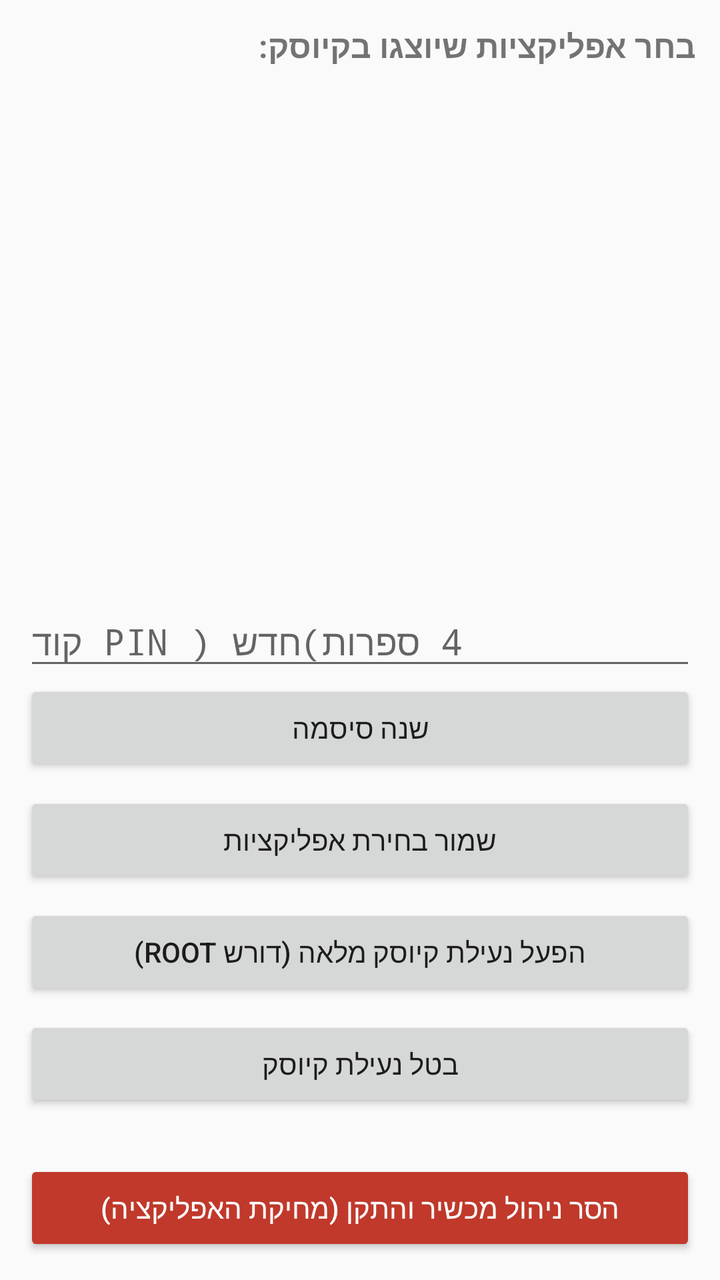
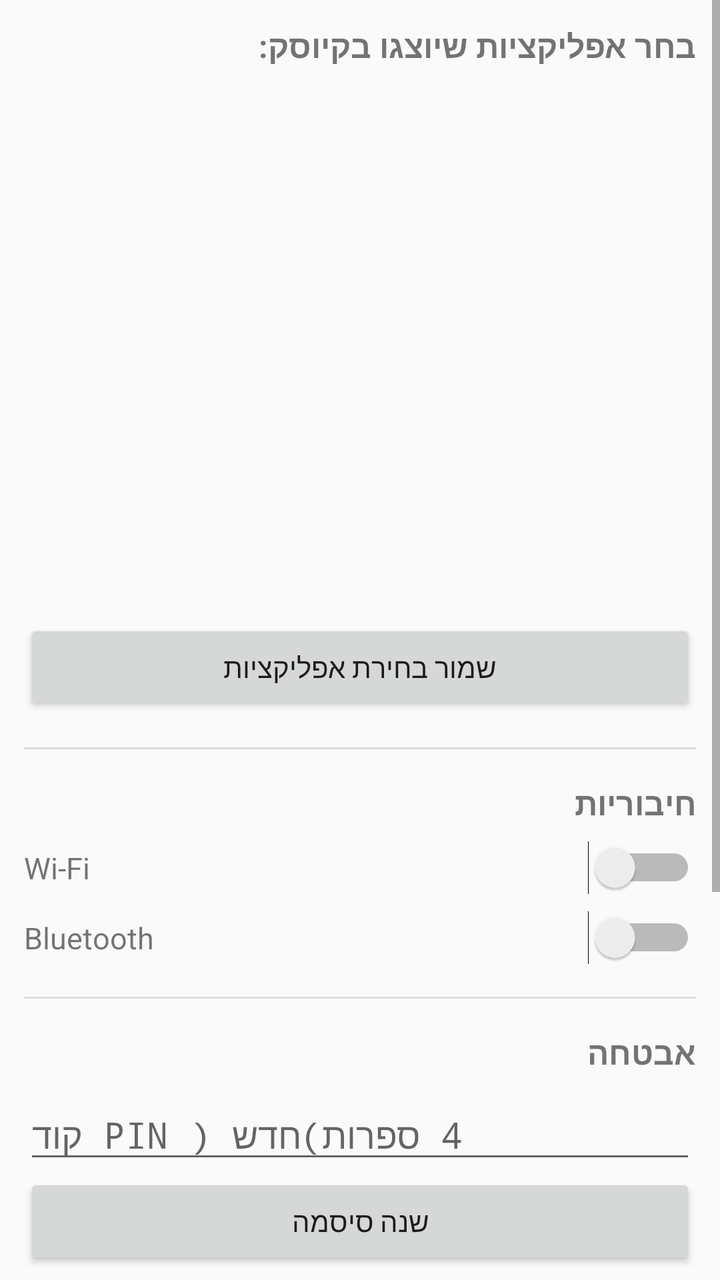

An Android layout rendered at two revisions. The XML below is the earlier revision; the diff shows what the commit changed to produce the second picture.
<!-- AndroidManifest.xml: application theme Theme.AppCompat.Light -->
<!-- res/layout/activity_settings.xml -->
<?xml version="1.0" encoding="utf-8"?>
<LinearLayout xmlns:android="http://schemas.android.com/apk/res/android"
    android:layout_width="match_parent"
    android:layout_height="match_parent"
    android:orientation="vertical"
    android:padding="12dp">

    <TextView
        android:layout_width="match_parent"
        android:layout_height="wrap_content"
        android:text="בחר אפליקציות שיוצגו בקיוסק:"
        android:textSize="16sp"
        android:textStyle="bold"
        android:layout_marginBottom="8dp" />

    <androidx.recyclerview.widget.RecyclerView
        android:id="@+id/settingsAppsRecyclerView"
        android:layout_width="match_parent"
        android:layout_height="0dp"
        android:layout_weight="1" />

    <EditText
        android:id="@+id/newPinField"
        android:layout_width="match_parent"
        android:layout_height="wrap_content"
        android:hint="קוד PIN חדש (4 ספרות)"
        android:inputType="numberPassword"
        android:layout_marginTop="8dp" />

    <Button
        android:id="@+id/changePinButton"
        android:layout_width="match_parent"
        android:layout_height="wrap_content"
        android:text="שנה סיסמה" />

    <Button
        android:id="@+id/saveAppsButton"
        android:layout_width="match_parent"
        android:layout_height="wrap_content"
        android:layout_marginTop="8dp"
        android:text="שמור בחירת אפליקציות" />

    <Button
        android:id="@+id/enableLockButton"
        android:layout_width="match_parent"
        android:layout_height="wrap_content"
        android:layout_marginTop="8dp"
        android:text="הפעל נעילת קיוסק מלאה (דורש root)" />

    <Button
        android:id="@+id/disableLockButton"
        android:layout_width="match_parent"
        android:layout_height="wrap_content"
        android:layout_marginTop="8dp"
        android:text="בטל נעילת קיוסק" />

    <Button
        android:id="@+id/removeAdminButton"
        android:layout_width="match_parent"
        android:layout_height="wrap_content"
        android:layout_marginTop="24dp"
        android:backgroundTint="#C0392B"
        android:textColor="#FFFFFF"
        android:text="הסר ניהול מכשיר והתקן (מחיקת האפליקציה)" />

</LinearLayout>
<!-- resources referenced by this layout -->
<resources>

</resources>

<!-- the commit's change to res/layout/activity_settings.xml (unified diff, before → after) -->
@@ -1,66 +1,149 @@
 <?xml version="1.0" encoding="utf-8"?>
-<LinearLayout xmlns:android="http://schemas.android.com/apk/res/android"
+<ScrollView xmlns:android="http://schemas.android.com/apk/res/android"
     android:layout_width="match_parent"
-    android:layout_height="match_parent"
-    android:orientation="vertical"
-    android:padding="12dp">
+    android:layout_height="match_parent">
 
-    <TextView
+    <LinearLayout
         android:layout_width="match_parent"
         android:layout_height="wrap_content"
-        android:text="בחר אפליקציות שיוצגו בקיוסק:"
-        android:textSize="16sp"
-        android:textStyle="bold"
-        android:layout_marginBottom="8dp" />
+        android:orientation="vertical"
+        android:padding="12dp">
 
-    <androidx.recyclerview.widget.RecyclerView
-        android:id="@+id/settingsAppsRecyclerView"
-        android:layout_width="match_parent"
-        android:layout_height="0dp"
-        android:layout_weight="1" />
+        <TextView
+            android:layout_width="match_parent"
+            android:layout_height="wrap_content"
+            android:text="בחר אפליקציות שיוצגו בקיוסק:"
+            android:textSize="16sp"
+            android:textStyle="bold"
+            android:layout_marginBottom="8dp" />
 
-    <EditText
-        android:id="@+id/newPinField"
-        android:layout_width="match_parent"
-        android:layout_height="wrap_content"
-        android:hint="קוד PIN חדש (4 ספרות)"
-        android:inputType="numberPassword"
-        android:layout_marginTop="8dp" />
+        <androidx.recyclerview.widget.RecyclerView
+            android:id="@+id/settingsAppsRecyclerView"
+            android:layout_width="match_parent"
+            android:layout_height="260dp" />
 
-    <Button
-        android:id="@+id/changePinButton"
-        android:layout_width="match_parent"
-        android:layout_height="wrap_content"
-        android:text="שנה סיסמה" />
+        <Button
+            android:id="@+id/saveAppsButton"
+            android:layout_width="match_parent"
+            android:layout_height="wrap_content"
+            android:layout_marginTop="8dp"
+            android:text="שמור בחירת אפליקציות" />
 
-    <Button
-        android:id="@+id/saveAppsButton"
-        android:layout_width="match_parent"
-        android:layout_height="wrap_content"
-        android:layout_marginTop="8dp"
-        android:text="שמור בחירת אפליקציות" />
+        <View
+            android:layout_width="match_parent"
+            android:layout_height="1dp"
+            android:layout_marginTop="16dp"
+            android:background="#DDDDDD" />
 
-    <Button
-        android:id="@+id/enableLockButton"
-        android:layout_width="match_parent"
-        android:layout_height="wrap_content"
-        android:layout_marginTop="8dp"
-        android:text="הפעל נעילת קיוסק מלאה (דורש root)" />
+        <TextView
+            android:layout_width="match_parent"
+            android:layout_height="wrap_content"
+            android:layout_marginTop="16dp"
+            android:text="חיבוריות"
+            android:textSize="16sp"
+            android:textStyle="bold" />
 
-    <Button
-        android:id="@+id/disableLockButton"
-        android:layout_width="match_parent"
-        android:layout_height="wrap_content"
-        android:layout_marginTop="8dp"
-        android:text="בטל נעילת קיוסק" />
+        <LinearLayout
+            android:layout_width="match_parent"
+            android:layout_height="wrap_content"
+            android:orientation="horizontal"
+            android:gravity="center_vertical"
+            android:paddingTop="8dp">
 
-    <Button
-        android:id="@+id/removeAdminButton"
-        android:layout_width="match_parent"
-        android:layout_height="wrap_content"
-        android:layout_marginTop="24dp"
-        android:backgroundTint="#C0392B"
-        android:textColor="#FFFFFF"
-        android:text="הסר ניהול מכשיר והתקן (מחיקת האפליקציה)" />
+            <TextView
+                android:layout_width="0dp"
+                android:layout_height="wrap_content"
+                android:layout_weight="1"
+                android:text="Wi-Fi"
+                android:textSize="15sp" />
 
-</LinearLayout>
+            <Switch
+                android:id="@+id/wifiSwitch"
+                android:layout_width="wrap_content"
+                android:layout_height="wrap_content" />
+
+        </LinearLayout>
+
+        <LinearLayout
+            android:layout_width="match_parent"
+            android:layout_height="wrap_content"
+            android:orientation="horizontal"
+            android:gravity="center_vertical"
+            android:paddingTop="8dp">
+
+            <TextView
+                android:layout_width="0dp"
+                android:layout_height="wrap_content"
+                android:layout_weight="1"
+                android:text="Bluetooth"
+                android:textSize="15sp" />
+
+            <Switch
+                android:id="@+id/bluetoothSwitch"
+                android:layout_width="wrap_content"
+                android:layout_height="wrap_content" />
+
+        </LinearLayout>
+
+        <View
+            android:layout_width="match_parent"
+            android:layout_height="1dp"
+            android:layout_marginTop="16dp"
+            android:background="#DDDDDD" />
+
+        <TextView
+            android:layout_width="match_parent"
+            android:layout_height="wrap_content"
+            android:layout_marginTop="16dp"
+            android:text="אבטחה"
+            android:textSize="16sp"
+            android:textStyle="bold" />
+
+        <EditText
+            android:id="@+id/newPinField"
+            android:layout_width="match_parent"
+            android:layout_height="wrap_content"
+            android:hint="קוד PIN חדש (4 ספרות)"
+            android:inputType="numberPassword"
+            android:layout_marginTop="8dp" />
+
+        <Button
+            android:id="@+id/changePinButton"
+            android:layout_width="match_parent"
+            android:layout_height="wrap_content"
+            android:text="שנה סיסמה" />
+
+        <Button
+            android:id="@+id/setHomeButton"
+            android:layout_width="match_parent"
+            android:layout_height="wrap_content"
+            android:layout_marginTop="16dp"
+            android:text="הגדר כמסך בית ברירת מחדל" />
+
+        <Button
+            android:id="@+id/enableLockButton"
+            android:layout_width="match_parent"
+            android:layout_height="wrap_content"
+            android:layout_marginTop="8dp"
+            android:text="הפעל נעילת קיוסק מלאה (דורש root)" />
+
+        <Button
+            android:id="@+id/disableLockButton"
+            android:layout_width="match_parent"
+            android:layout_height="wrap_content"
+            android:layout_marginTop="8dp"
+            android:text="בטל נעילת קיוסק" />
+
+        <Button
+            android:id="@+id/removeAdminButton"
+            android:layout_width="match_parent"
+            android:layout_height="wrap_content"
+            android:layout_marginTop="24dp"
+            android:layout_marginBottom="24dp"
+            android:backgroundTint="#C0392B"
+            android:textColor="#FFFFFF"
+            android:text="הסר ניהול מכשיר והתקן (מחיקת האפליקציה)" />
+
+    </LinearLayout>
+
+</ScrollView>
